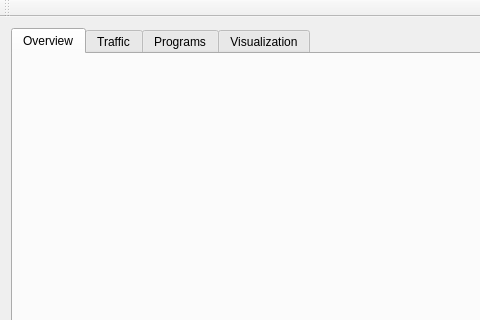
First picture: the form in overview.ui, repository achow101/NetPriv, before the edit; both pictures show x 0 to 480 and y 0 to 320 of the 1366 by 768 pixel window.
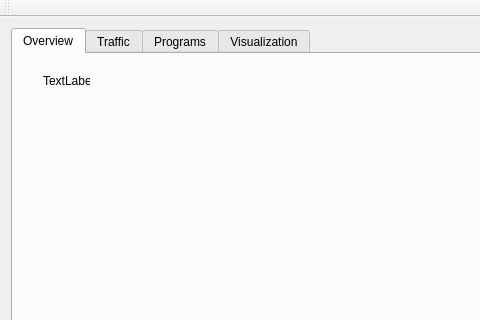
Second picture: the form after the edit.

```diff
--- a/overview.ui
+++ b/overview.ui
@@ -48,6 +48,19 @@
        <attribute name="title">
         <string>Overview</string>
        </attribute>
+       <widget class="QLabel" name="label">
+        <property name="geometry">
+         <rect>
+          <x>30</x>
+          <y>20</y>
+          <width>47</width>
+          <height>14</height>
+         </rect>
+        </property>
+        <property name="text">
+         <string>TextLabel</string>
+        </property>
+       </widget>
       </widget>
       <widget class="QWidget" name="tab_2">
        <attribute name="title">
```
Left out of the diff: 2 changed lines with no effect on the pictures.
